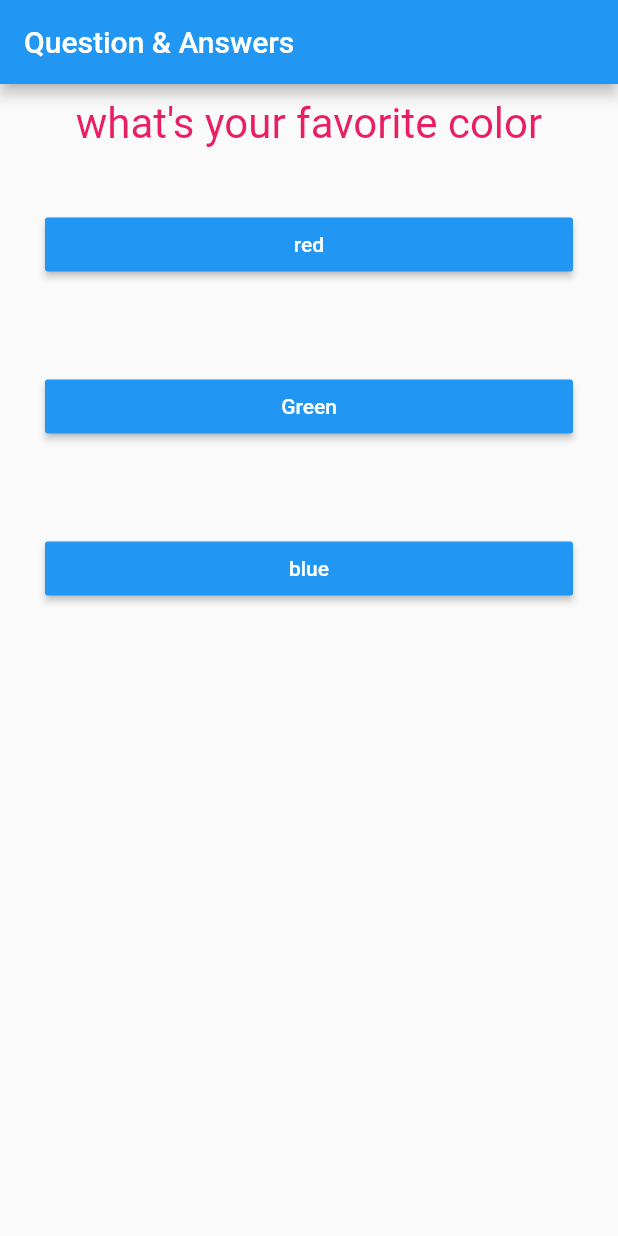
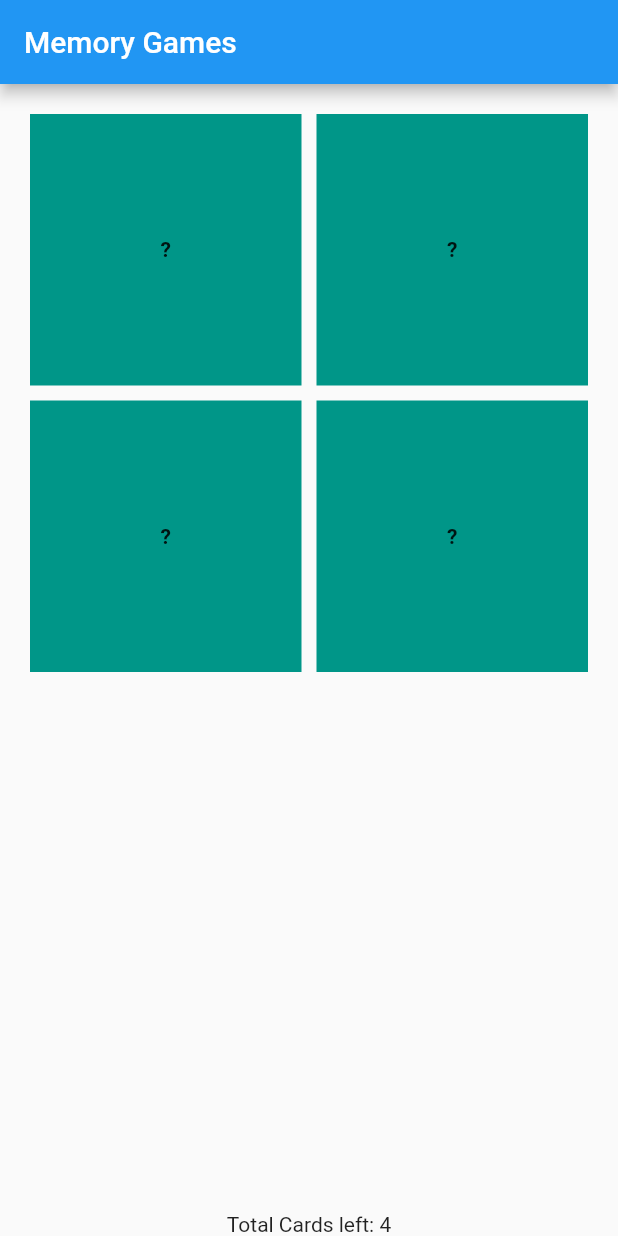
Before and after one commit to sks/flutter101, a Flutter app: the screen it shows after launch, on a phone screen of 412 x 824 dp. Run offline on Flutter 3.47's test engine with Material 2 defaults, Android fonts, the phone set to English and light mode, and no system bars; drawn by our look-alikes of flip_card; our stand-ins replace confetti.

Commit message:
Try creating the memory game

```diff
--- a/lib/answer.dart
+++ /dev/null
@@ -1,23 +0,0 @@
-import 'package:flutter/material.dart';
-import './questionbank.dart';
-
-class AnswerUI extends StatelessWidget {
-  final Answer answer;
-  final void Function(Answer) selectHandler;
-
-  AnswerUI(this.answer, this.selectHandler);
-
-  @override
-  Widget build(BuildContext context) {
-    return Container(
-      width: double.infinity,
-      margin: EdgeInsets.all(30),
-      child: RaisedButton(
-        color: Colors.blue,
-        onPressed: () => this.selectHandler(this.answer),
-        textColor: Colors.white,
-        child: Text(this.answer.answer),
-      ),
-    );
-  }
-}
--- /dev/null
+++ b/lib/guessing_card.dart
@@ -0,0 +1,50 @@
+import 'package:flutter/material.dart';
+import 'package:flip_card/flip_card.dart';
+
+class GuessingCard extends StatelessWidget {
+  final int number;
+  final int index;
+  final Color color;
+  final Function(int) onPress;
+  final GlobalKey<FlipCardState> cardKey = GlobalKey<FlipCardState>();
+
+  GuessingCard(this.index, this.number, this.onPress,
+      [this.color = Colors.teal]);
+
+  static Widget textBody(String text) {
+    return Text(
+      text,
+      style: TextStyle(fontWeight: FontWeight.bold),
+    );
+  }
+
+  Widget get numberSide {
+    return textBody(this.number.toString());
+  }
+
+  static Widget get questionSide {
+    return textBody("?");
+  }
+
+  static Widget flipCardChild(Widget child, Color color) {
+    return Container(
+      child: child,
+      alignment: Alignment.center,
+      color: color,
+    );
+  }
+
+  void flipTheCard() {
+    this.cardKey.currentState.toggleCard();
+  }
+
+  @override
+  Widget build(BuildContext context) {
+    return FlipCard(
+        key: cardKey,
+        direction: FlipDirection.HORIZONTAL, // default
+        front: flipCardChild(questionSide, this.color),
+        onFlipDone: (isFront) => isFront || this.onPress(this.index),
+        back: flipCardChild(numberSide, this.color));
+  }
+}
--- a/lib/main.dart
+++ b/lib/main.dart
@@ -1,7 +1,5 @@
 import 'package:flutter/material.dart';
-import './questionbank.dart';
-import './results.dart';
-import './quiz.dart';
+import 'package:flutter101/game_window.dart';
 
 main() => runApp(MyApp());
 
@@ -13,89 +11,14 @@ class MyApp extends StatefulWidget {
 }
 
 class _MyAppState extends State<MyApp> {
-  int _currentQuestion = 0;
-  int _totalScore = 0;
-  void _answerQuestion(int score) {
-    setState(() {
-      _currentQuestion++;
-      _totalScore += score;
-    });
-  }
-
-  void _resetQuiz() {
-    setState(() {
-      _currentQuestion = 0;
-      _totalScore = 0;
-    });
-  }
-
-  static const questions = const [
-    QuestionAnswer("what's your favorite color", [
-      Answer("red", score: 10),
-      Answer("Green", score: 20),
-      Answer("blue", score: 30)
-    ]),
-    QuestionAnswer("what's your favorite car", [
-      Answer("toyota", score: 3),
-      Answer("honda", score: 20),
-      Answer("Ford", score: 1000)
-    ]),
-    QuestionAnswer("what's your favorite food", [
-      Answer("put", score: 30),
-      Answer("porotta", score: 10),
-      Answer("dosa", score: 100)
-    ]),
-    // QuestionAnswer(
-    //     "questions 1", ["answer1-1", "answer2-2", "answer3-3", "answer4-4"]),
-    // QuestionAnswer(
-    //     "questions 2", ["answer2-1", "answer2-2", "answer2-3", "answer2-4"]),
-    // QuestionAnswer(
-    //     "questions 3", ["answer3-1", "answer3-2", "answer3-3", "answer3-4"]),
-    // QuestionAnswer(
-    //     "questions 4", ["answer4-1", "answer4-2", "answer4-3", "answer4-4"]),
-    // QuestionAnswer(
-    //     "questions 5", ["answer5-1", "answer5-2", "answer5-3", "answer5-4"]),
-    // QuestionAnswer(
-    //     "questions 6", ["answer6-1", "answer6-2", "answer6-3", "answer6-4"]),
-  ];
-
-  QuestionAnswer get currentQuestion {
-    return questions[this._currentQuestion];
-  }
-
-  bool get hasMoreQuestion {
-    return this._currentQuestion < questions.length;
-  }
-
-  Widget get resultsPage {
-    return Column(children: <Widget>[
-      Results(),
-      Text(
-        "Total Score :" + _totalScore.toString(),
-        style: TextStyle(fontSize: 30),
-      ),
-      FlatButton(
-        onPressed: _resetQuiz,
-        child: Text("Reset!!", style: TextStyle(color: Colors.grey)),
-        color: Colors.red,
-      )
-    ]);
-  }
-
-  Widget get body {
-    return hasMoreQuestion
-        ? Quiz(currentQuestion, _answerQuestion)
-        : resultsPage;
-  }
-
   @override
   Widget build(BuildContext context) {
     return MaterialApp(
         home: Scaffold(
       appBar: AppBar(
-        title: Text("Question & Answers"),
+        title: Text("Memory Games"),
       ),
-      body: body,
+      body: GameWindow(2),
     ));
   }
 }
--- a/lib/question.dart
+++ /dev/null
@@ -1,20 +0,0 @@
-import 'package:flutter/material.dart';
-
-class Question extends StatelessWidget {
-  final String _questionText;
-
-  Question(this._questionText);
-
-  @override
-  Widget build(BuildContext context) {
-    return Container(
-        // color: Colors.black,
-        margin: EdgeInsets.all(10),
-        width: double.maxFinite,
-        child: Text(
-          _questionText,
-          style: TextStyle(color: Colors.pink, fontSize: 28),
-          textAlign: TextAlign.center,
-        ));
-  }
-}
--- a/lib/questionbank.dart
+++ /dev/null
@@ -1,11 +0,0 @@
-class Answer {
-  final String answer;
-  final int score;
-  const Answer(this.answer, {this.score = 0});
-}
-
-class QuestionAnswer {
-  final String question;
-  final List<Answer> answers;
-  const QuestionAnswer(this.question, this.answers);
-}
--- a/lib/quiz.dart
+++ /dev/null
@@ -1,25 +0,0 @@
-import 'package:flutter/material.dart';
-import 'package:flutter101/questionbank.dart';
-import './answer.dart';
-import './question.dart';
-
-class Quiz extends StatelessWidget {
-  final QuestionAnswer questionAnswers;
-  final void Function(int) selectHandler;
-
-  Quiz(this.questionAnswers, this.selectHandler);
-
-  @override
-  Widget build(BuildContext context) {
-    return Column(
-      children: <Widget>[
-        Question(questionAnswers.question),
-        ...this
-            .questionAnswers
-            .answers
-            .map((e) => AnswerUI(e, (a) => this.selectHandler(e.score)))
-            .toList(),
-      ],
-    );
-  }
-}
--- a/pubspec.yaml
+++ b/pubspec.yaml
@@ -23,6 +23,8 @@ environment:
 dependencies:
   flutter:
     sdk: flutter
+  flip_card: 0.4.4
+  confetti: 0.5.2
 
 
   # The following adds the Cupertino Icons font to your application.
```
Also changed, not shown: lib/game_window.dart (added, +123 -0 lines), lib/results.dart (deleted, +0 -12 lines), pubspec.lock.
